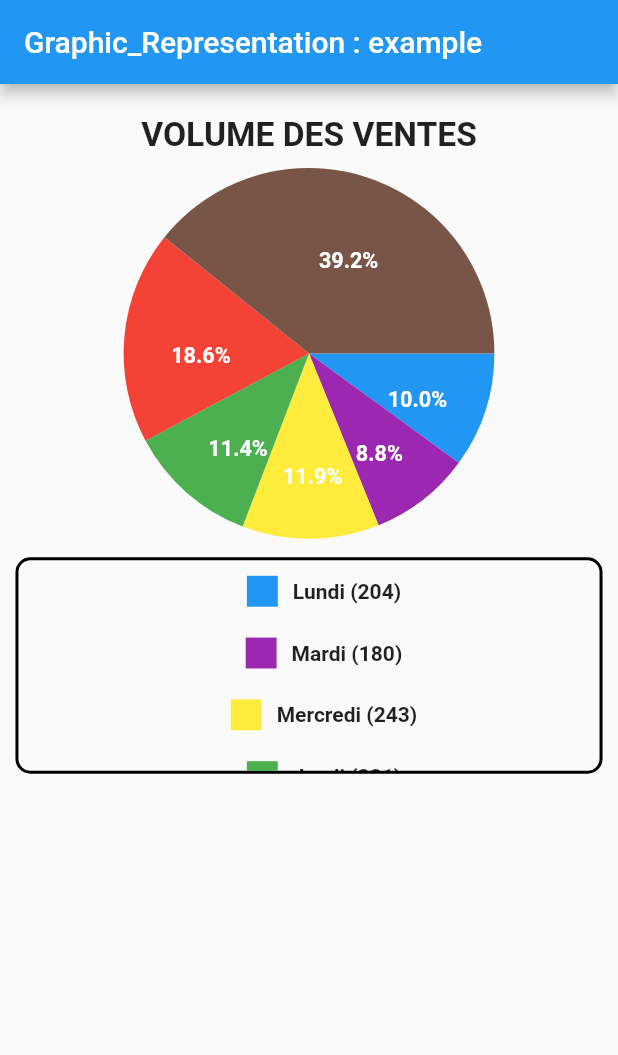
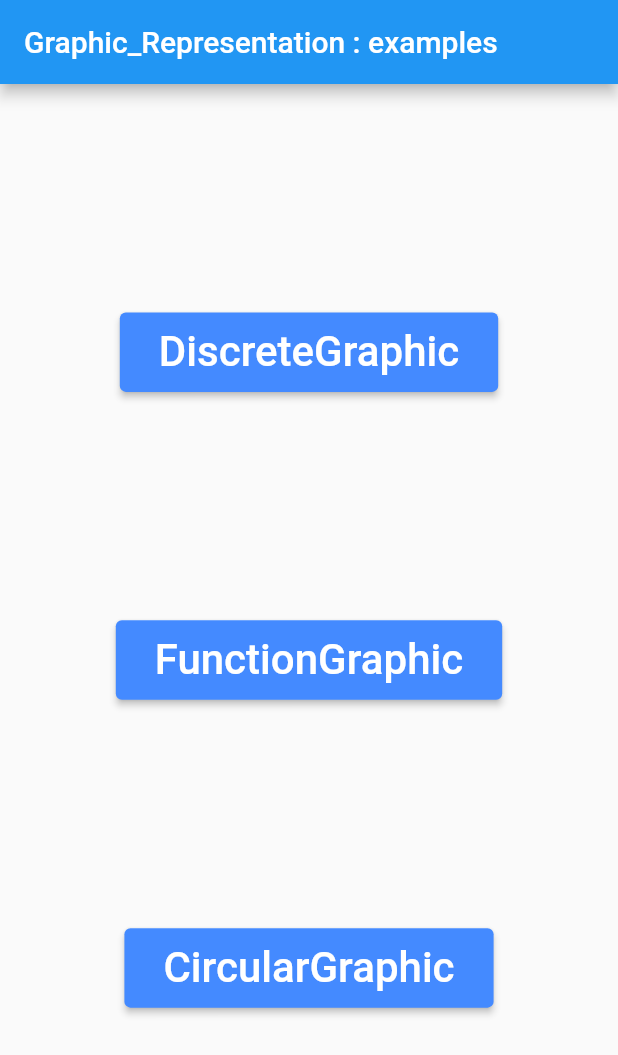
Before and after one commit to patrickauxerre/graphic_representation, a Flutter app: the screen it shows after launch, on a phone screen of 412 x 824 dp. Shown: the top 1055 px of the screen. Run offline on Flutter 3.47's test engine with Material 2 defaults, Android fonts, the phone set to English and light mode, and no system bars.

Commit message:
add examples

```diff
--- a/example/lib/main.dart
+++ b/example/lib/main.dart
@@ -1,5 +1,7 @@
+import 'package:example/circular_graphic_page.dart';
+import 'package:example/discrete_graphic_page.dart';
+import 'package:example/function_graphic_page.dart';
 import 'package:flutter/material.dart';
-import 'package:graphic_representation/graphic_representation.dart';
 
 void main() {
   runApp(MyApp());
@@ -13,10 +15,36 @@ class MyApp extends StatelessWidget {
       theme: ThemeData(
         primarySwatch: Colors.blue,
       ),
-      home: MyHomePage(title: 'Graphic_Representation : example'),
+      initialRoute: "/",
+      routes: <String, WidgetBuilder>{
+        "/": (BuildContext context) =>
+            MyHomePage(title: 'Graphic_Representation : examples'),
+        "discrete_graphic_page": (BuildContext context) =>
+            DiscreteGraphicPage(),
+        "function_graphic_page": (BuildContext context) =>
+            FunctionGraphicPage(),
+        "circular_graphic_page": (BuildContext context) =>
+            CircularGraphicPage(),
+      },
       debugShowCheckedModeBanner: false,
     );
   }
+}
+
+ElevatedButton myButton(BuildContext context, String title, String pushName) {
+  return ElevatedButton(
+      onPressed: () {
+        Navigator.pushNamed(context, pushName);
+      },
+      style: ElevatedButton.styleFrom(
+        primary: Colors.blueAccent,
+      ),
+      child: Padding(
+          padding: EdgeInsets.all(10.0),
+          child: Text(
+            title,
+            textScaleFactor: 2.0,
+          )));
 }
 
 class MyHomePage extends StatefulWidget {
@@ -35,40 +63,15 @@ class _MyHomePageState extends State<MyHomePage> {
       appBar: AppBar(
         title: Text(widget.title),
       ),
-      body: Column(
-        mainAxisAlignment: MainAxisAlignment.start,
+      body: Center(
+          child: Column(
+        mainAxisAlignment: MainAxisAlignment.spaceEvenly,
         children: <Widget>[
-          Padding(
-              padding: EdgeInsets.only(top: 20.0, bottom: 10.0),
-              child: Text(
-                "VOLUME DES VENTES",
-                style: TextStyle(fontWeight: FontWeight.bold),
-                textScaleFactor: 1.6,
-              )),
-          CircularGraphic(
-            context: context,
-            nums: [204, 180, 243, 231, 378, 798],
-            titles: [
-              "Lundi",
-              "Mardi",
-              "Mercredi",
-              "Jeudi",
-              "Vendredi",
-              "Samedi"
-            ],
-            colors: [
-              Colors.blue,
-              Colors.purple,
-              Colors.yellow,
-              Colors.green,
-              Colors.red,
-              Colors.brown
-            ],
-            showPourcentage: true,
-            colorsInfo: Colors.white,
-          ),
+          myButton(context, "DiscreteGraphic", "discrete_graphic_page"),
+          myButton(context, "FunctionGraphic", "function_graphic_page"),
+          myButton(context, "CircularGraphic", "circular_graphic_page")
         ],
-      ),
+      )),
     );
   }
 }
--- a/example/pubspec.yaml
+++ b/example/pubspec.yaml
@@ -8,7 +8,7 @@ environment:
 dependencies:
   flutter:
     sdk: flutter
-  graphic_representation: 0.1.2
+  graphic_representation:
   cupertino_icons: ^1.0.2
 
 dev_dependencies:
--- a/lib/graphic_representation.dart
+++ b/lib/graphic_representation.dart
@@ -808,8 +808,8 @@ class CircularGraphic extends StatelessWidget {
     for (int i = 0; i < nums.length; i++) {
       if (nums[i] > 0) {
         containers.add(Container(
-          width: w * 0.95,
-          height: w * 0.10,
+          width: w * 0.90,
+          height: w * 0.08,
           child: Row(
             mainAxisAlignment: MainAxisAlignment.center,
             children: [
@@ -834,9 +834,9 @@ class CircularGraphic extends StatelessWidget {
     }
     pos.add(Positioned(
         top: w * 0.63,
-        left: w * 0.025,
+        left: w * 0.05,
         child: Container(
-          width: w * 0.95,
+          width: w * 0.90,
           height: w * 0.35,
           decoration: BoxDecoration(
             borderRadius: BorderRadius.circular(10.0),
--- a/pubspec.yaml
+++ b/pubspec.yaml
@@ -1,6 +1,6 @@
 name: graphic_representation
 description: easy graphic representation, using classes likes DiscreteGraphic for example. You can easily adapt your graphic with your android or ios device screen.
-version: 0.1.2
+version: 1.0.0
 Author: Patrick Auxerre
 homepage: https://github.com/catpat44/graphic_representation
 
```
Also changed, not shown: example/lib/circular_graphic_page.dart (added, +36 -0 lines), example/lib/discrete_graphic_page.dart (added, +62 -0 lines), example/lib/function_graphic_page.dart (added, +55 -0 lines), example/pubspec.lock, 2 other files.
